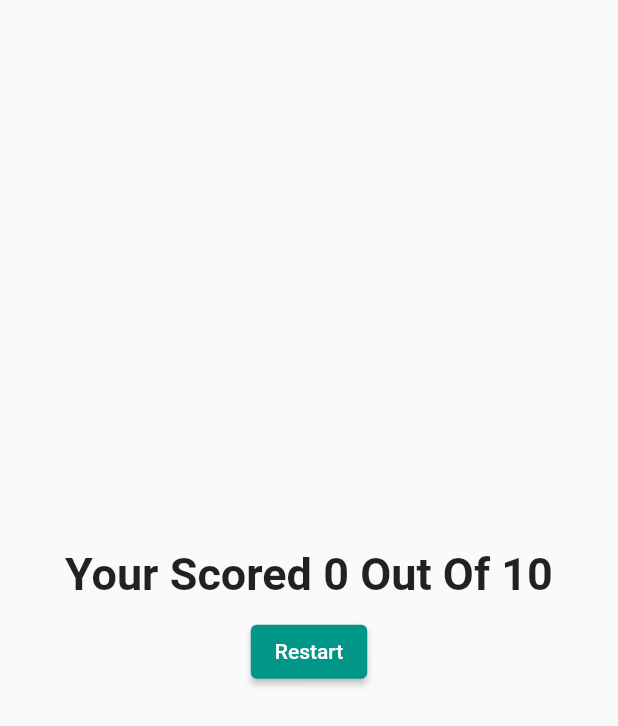
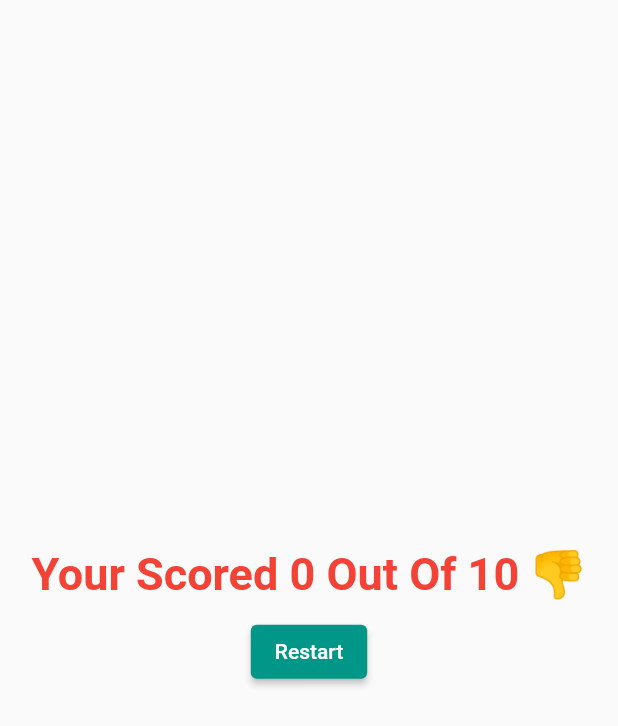
Before and after one commit to r-shafi/quiz_app, a Flutter app: the ResultPage screen opened directly with empty values, on a phone screen of 412 x 824 dp. Shown: the top 726 px of the screen. Run offline on Flutter 3.47's test engine with Material 2 defaults, Android fonts, the phone set to English and light mode, and no system bars; missing offline and left inert: animate_gradient.

Commit message:
update result page

```diff
--- a/lib/pages/result_page.dart
+++ b/lib/pages/result_page.dart
@@ -14,11 +14,15 @@ class ResultPage extends StatelessWidget {
         child: Column(
           mainAxisAlignment: MainAxisAlignment.center,
           children: [
-            Text(
-              'Your Scored $score Out Of 10',
-              style: const TextStyle(
-                fontSize: 30,
-                fontWeight: FontWeight.bold,
+            Padding(
+              padding: const EdgeInsets.symmetric(horizontal: 20),
+              child: Text(
+                'Your Scored $score Out Of 10 ${score == 10 ? '💯' : score > 5 ? '👍' : '👎'}',
+                style: TextStyle(
+                  fontSize: 30,
+                  fontWeight: FontWeight.bold,
+                  color: score > 5 ? Colors.green : Colors.red,
+                ),
               ),
             ),
             const SizedBox(height: 10),
```
